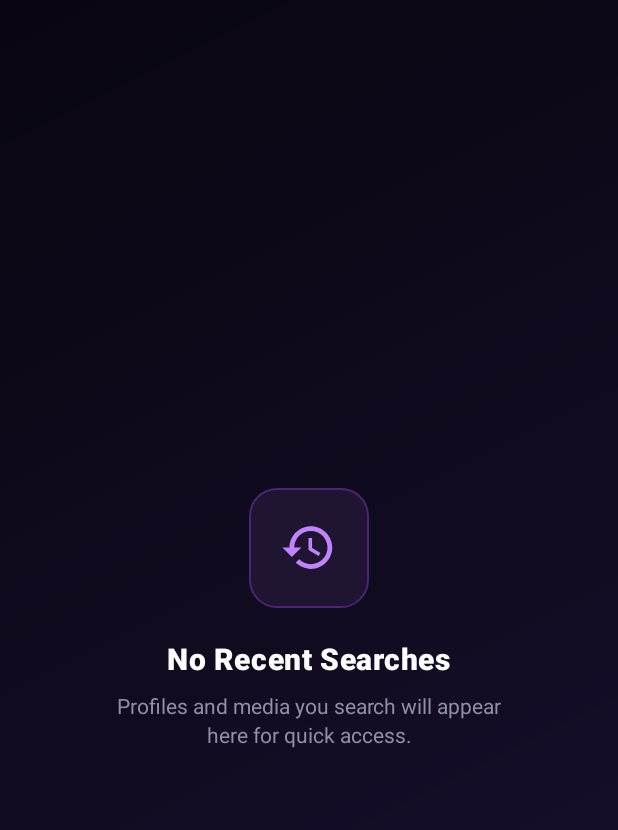
After one commit to 13yashkundu/IG-profile-Scraper, an Android app: the fragment Empty_search_history shown on its own in the app's theme, on a phone screen of 412 x 824 dp. The commit adds this screen. Shown: the top 830 px of the screen. Run offline under Robolectric (Android 15) with nearby library versions, the phone set to English and light mode, and no system bars.

Commit message:
Search history screens created

```diff
--- /dev/null
+++ b/app/src/main/java/com/example/scraper/Empty_search_history.kt
@@ -0,0 +1,59 @@
+package com.example.scraper
+
+import android.os.Bundle
+import androidx.fragment.app.Fragment
+import android.view.LayoutInflater
+import android.view.View
+import android.view.ViewGroup
+
+// TODO: Rename parameter arguments, choose names that match
+// the fragment initialization parameters, e.g. ARG_ITEM_NUMBER
+private const val ARG_PARAM1 = "param1"
+private const val ARG_PARAM2 = "param2"
+
+/**
+ * A simple [Fragment] subclass.
+ * Use the [Empty_search_history.newInstance] factory method to
+ * create an instance of this fragment.
+ */
+class Empty_search_history : Fragment() {
+    // TODO: Rename and change types of parameters
+    private var param1: String? = null
+    private var param2: String? = null
+
+    override fun onCreate(savedInstanceState: Bundle?) {
+        super.onCreate(savedInstanceState)
+        arguments?.let {
+            param1 = it.getString(ARG_PARAM1)
+            param2 = it.getString(ARG_PARAM2)
+        }
+    }
+
+    override fun onCreateView(
+        inflater: LayoutInflater, container: ViewGroup?,
+        savedInstanceState: Bundle?
+    ): View? {
+        // Inflate the layout for this fragment
+        return inflater.inflate(R.layout.fragment_empty_search_history, container, false)
+    }
+
+    companion object {
+        /**
+         * Use this factory method to create a new instance of
+         * this fragment using the provided parameters.
+         *
+         * @param param1 Parameter 1.
+         * @param param2 Parameter 2.
+         * @return A new instance of fragment Empty_search_history.
+         */
+        // TODO: Rename and change types and number of parameters
+        @JvmStatic
+        fun newInstance(param1: String, param2: String) =
+            Empty_search_history().apply {
+                arguments = Bundle().apply {
+                    putString(ARG_PARAM1, param1)
+                    putString(ARG_PARAM2, param2)
+                }
+            }
+    }
+}
--- /dev/null
+++ b/app/src/main/res/drawable/history_icon.xml
@@ -0,0 +1,20 @@
+<!--
+  ~ Copyright (C) 2026 The Android Open Source Project
+  ~
+  ~ Licensed under the Apache License, Version 2.0 (the "License");
+  ~ you may not use this file except in compliance with the License.
+  ~ You may obtain a copy of the License at
+  ~
+  ~      http://www.apache.org/licenses/LICENSE-2.0
+  ~
+  ~ Unless required by applicable law or agreed to in writing, software
+  ~ distributed under the License is distributed on an "AS IS" BASIS,
+  ~ WITHOUT WARRANTIES OR CONDITIONS OF ANY KIND, either express or implied.
+  ~ See the License for the specific language governing permissions and
+  ~ limitations under the License.
+  -->
+<vector xmlns:android="http://schemas.android.com/apk/res/android" android:height="24dp" android:tint="@color/accent_purple_bright" android:viewportHeight="24" android:viewportWidth="24" android:width="24dp">
+
+    <path android:fillColor="@android:color/white" android:pathData="M13,3c-4.97,0 -9,4.03 -9,9L1,12l3.89,3.89 0.07,0.14L9,12L6,12c0,-3.87 3.13,-7 7,-7s7,3.13 7,7 -3.13,7 -7,7c-1.93,0 -3.68,-0.79 -4.94,-2.06l-1.42,1.42C8.27,19.99 10.51,21 13,21c4.97,0 9,-4.03 9,-9s-4.03,-9 -9,-9zM12,8v5l4.28,2.54 0.72,-1.21 -3.5,-2.08L13.5,8L12,8z"/>
+
+</vector>
--- /dev/null
+++ b/app/src/main/res/layout/fragment_empty_search_history.xml
@@ -0,0 +1,68 @@
+<?xml version="1.0" encoding="utf-8"?>
+<androidx.constraintlayout.widget.ConstraintLayout xmlns:android="http://schemas.android.com/apk/res/android"
+    xmlns:app="http://schemas.android.com/apk/res-auto"
+    xmlns:tools="http://schemas.android.com/tools"
+    android:id="@+id/main"
+    android:layout_width="match_parent"
+    android:layout_height="match_parent"
+    android:background="@drawable/bg_premium_dark_gradient"
+    android:padding="24dp"
+    tools:context=".Empty_search_history">
+
+    <!-- Centered Empty State Content Container -->
+    <LinearLayout
+        android:id="@+id/empty_state_container"
+        android:layout_width="0dp"
+        android:layout_height="wrap_content"
+        android:gravity="center"
+        android:orientation="vertical"
+        android:padding="16dp"
+        app:layout_constraintBottom_toBottomOf="parent"
+        app:layout_constraintEnd_toEndOf="parent"
+        app:layout_constraintStart_toStartOf="parent"
+        app:layout_constraintTop_toTopOf="parent">
+
+        <!-- Icon Container with Glowing Purple Outline -->
+        <FrameLayout
+            android:id="@+id/search_container"
+            android:layout_width="80dp"
+            android:layout_height="80dp"
+            android:background="@drawable/bg_category_selected">
+
+            <ImageView
+                android:layout_width="38dp"
+                android:layout_height="38dp"
+                android:layout_gravity="center"
+                android:contentDescription="History Icon"
+                android:src="@drawable/history_icon"
+                app:tint="@color/accent_purple_bright" />
+
+        </FrameLayout>
+
+        <TextView
+            android:id="@+id/tv_empty_title"
+            android:layout_width="wrap_content"
+            android:layout_height="wrap_content"
+            android:layout_marginTop="20dp"
+            android:fontFamily="sans-serif-black"
+            android:letterSpacing="0.02"
+            android:text="No Recent Searches"
+            android:textColor="@color/white"
+            android:textSize="20sp" />
+
+        <TextView
+            android:id="@+id/tv_empty_subtitle"
+            android:layout_width="wrap_content"
+            android:layout_height="wrap_content"
+            android:layout_marginTop="8dp"
+            android:gravity="center"
+            android:lineSpacingExtra="3dp"
+            android:maxWidth="280dp"
+            android:text="Profiles and media you search will appear here for quick access."
+            android:textColor="@color/text_secondary"
+            android:textSize="14sp" />
+
+
+    </LinearLayout>
+
+</androidx.constraintlayout.widget.ConstraintLayout>
--- a/app/src/main/res/layout/fragment_home_fragment.xml
+++ b/app/src/main/res/layout/fragment_home_fragment.xml
@@ -242,7 +242,6 @@
             android:layout_height="88dp"
             android:orientation="horizontal">
 
-            <!-- Profile Card (Selected) -->
             <LinearLayout
                 android:id="@+id/card_profile"
                 android:layout_width="82dp"
@@ -384,4 +383,7 @@
         </LinearLayout>
     </HorizontalScrollView>
 
+
+
+
 </androidx.constraintlayout.widget.ConstraintLayout>
```
Also changed, not shown: app/src/main/java/com/example/scraper/history_card.kt (added, +59 -0 lines), app/src/main/res/layout/history_card.xml (added, +14 -0 lines).
